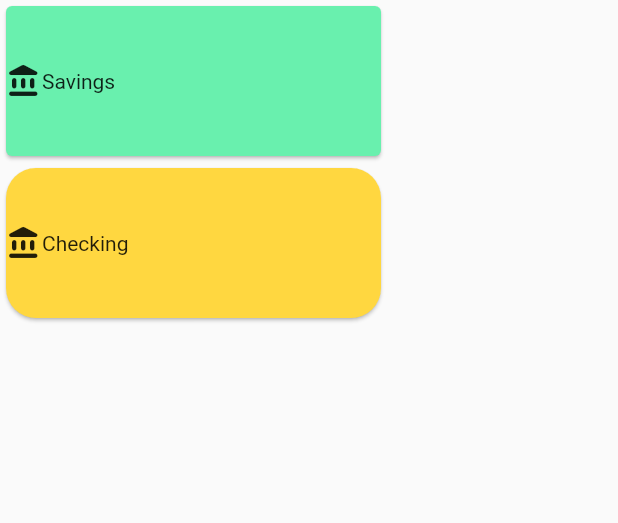
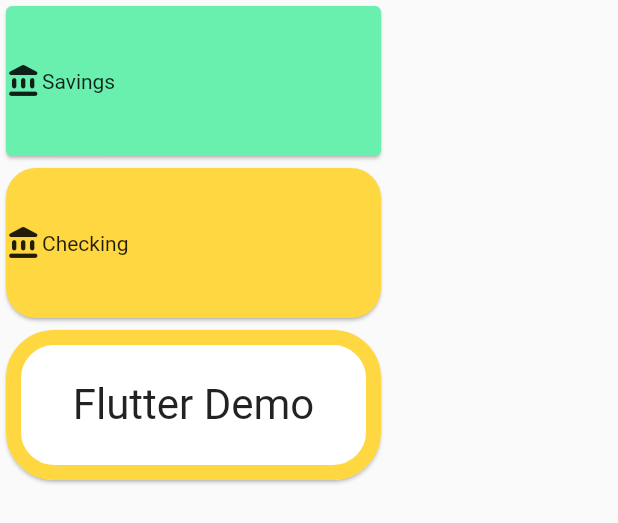
Before and after one commit to IanDarwin/flowcase, a Flutter app: the CardDemos widget shown alone on an empty page, opened directly, on a phone screen of 412 x 824 dp. Shown: the top 523 px of the screen. Run offline on Flutter 3.47's test engine with Material 2 defaults, Android fonts, the phone set to English and light mode, and no system bars; our stand-ins replace flutter_html.

Commit message:
+ another card, this with an outline and text

```diff
--- a/lib/card_demos.dart
+++ b/lib/card_demos.dart
@@ -40,7 +40,6 @@ class _CardDemosState extends State<CardDemos> {
             ),
             color: Colors.amberAccent,
             child: SizedBox(
-
                 width: 250,
                 height: 100,
                 child: InkWell(
@@ -55,8 +54,27 @@ class _CardDemosState extends State<CardDemos> {
                   ),
                 )
             )
+        ),
+        Card(
+          shape: RoundedRectangleBorder (
+            borderRadius: BorderRadius.circular(32),
+            side: const BorderSide(
+              width: 10,
+              color: Colors.amberAccent,
+            ),
+          ),
+          child: const SizedBox(
+            width: 250,
+            height: 100,
+            child: Center(
+                child: Text(
+                    "Flutter Demo",
+                    style: TextStyle(fontSize: 28)
                 )
-        ]
+            ),
+          ),
+        ),
+      ],
     );
   }
 }
```
Lines whose indentation alone changed are shown as unchanged.
